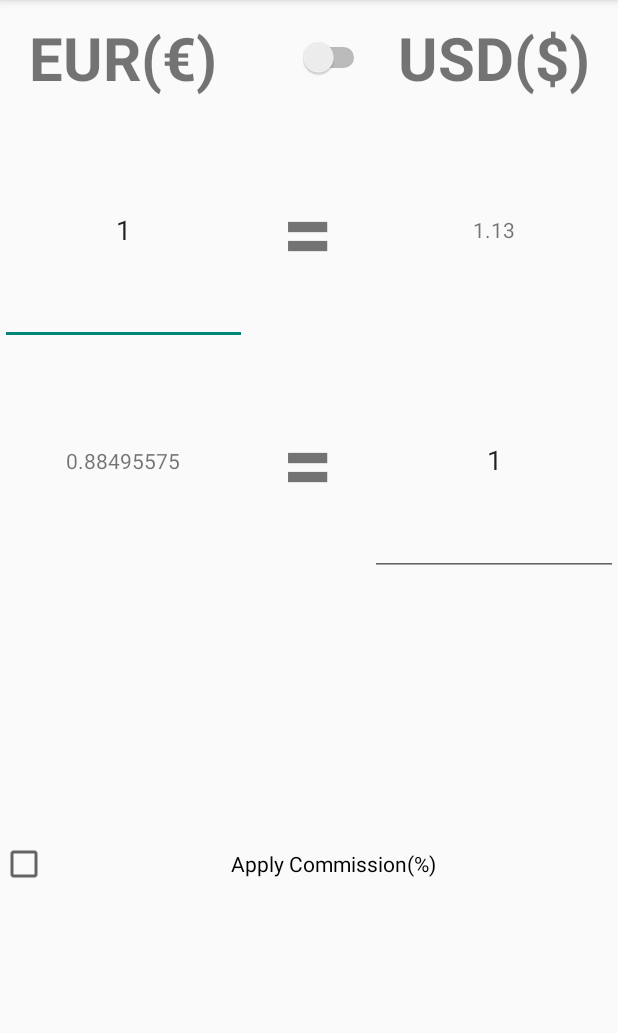
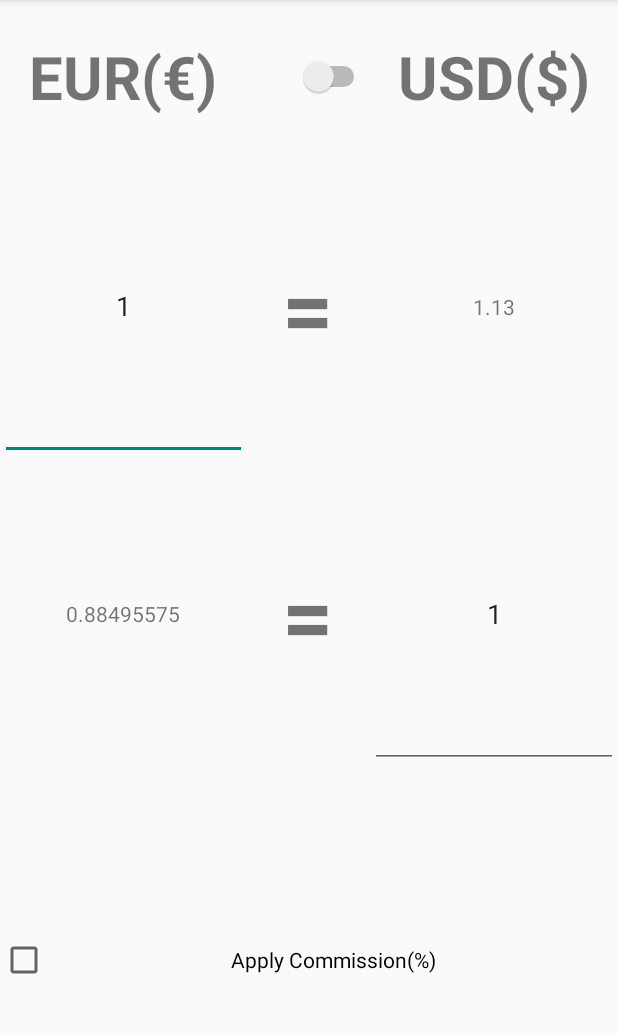
Before and after one commit to fitigf15/AndroidStudioProjects, an Android app: the screen it shows after launch (MainActivity), on a phone screen of 412 x 824 dp, the part 84-1117 px from its top. Run offline under Robolectric (Android 15) with nearby library versions, the phone set to English and light mode, and no system bars.

Commit message:
Changed weights from the divided LinearLayout

```diff
--- a/CurrencyConverter/app/src/main/AndroidManifest.xml
+++ b/CurrencyConverter/app/src/main/AndroidManifest.xml
@@ -12,7 +12,6 @@
             android:label="@string/app_name" >
             <intent-filter>
                 <action android:name="android.intent.action.MAIN" />
-
                 <category android:name="android.intent.category.LAUNCHER" />
             </intent-filter>
         </activity>
--- a/CurrencyConverter/app/src/main/res/layout/activity_main.xml
+++ b/CurrencyConverter/app/src/main/res/layout/activity_main.xml
@@ -10,7 +10,7 @@
         android:orientation="horizontal"
         android:layout_width="fill_parent"
         android:layout_height="0dp"
-        android:layout_weight="1">
+        android:layout_weight="2">
 
         <LinearLayout
             android:orientation="vertical"
```
